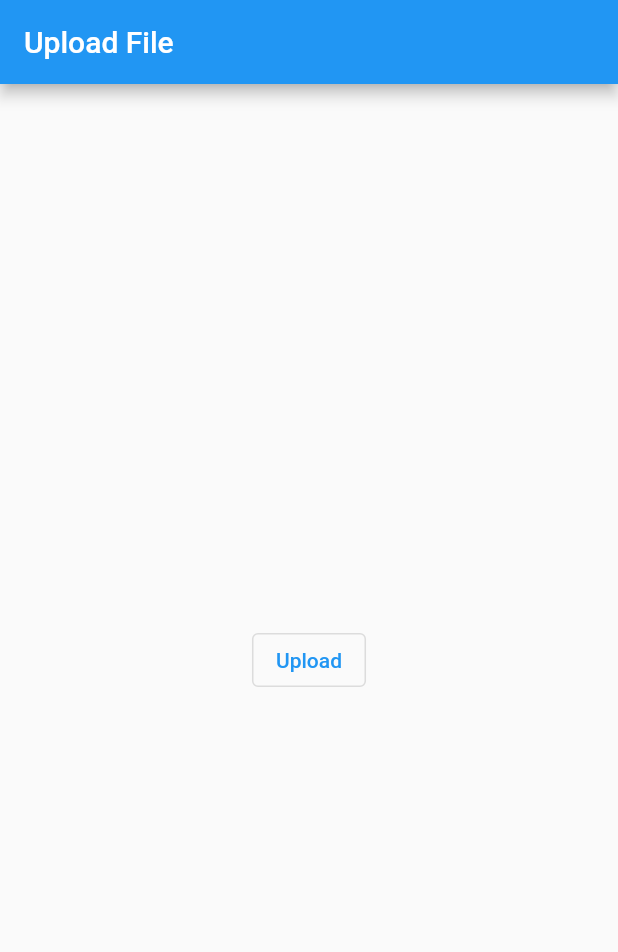
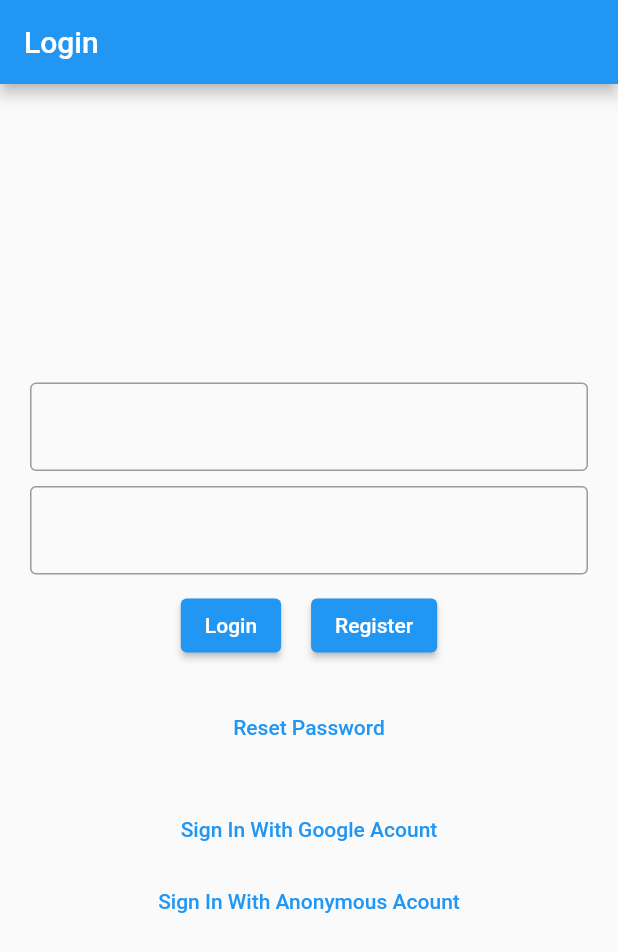
Before and after one commit to RhozyIchwanto/firebase_app, a Flutter app: the screen it shows after launch, on a phone screen of 412 x 824 dp. Shown: the top 952 px of the screen. Run offline on Flutter 3.47's test engine with Material 2 defaults, Android fonts, the phone set to English and light mode, and no system bars; our stand-ins replace cloud_firestore, file_picker, firebase_auth, firebase_core, firebase_storage, google_sign_in; missing offline and left inert: dart:html; accounts and stored records are empty.

Commit message:
Minggu ke 7. Sign With Firebase

```diff
--- a/lib/main.dart
+++ b/lib/main.dart
@@ -1,10 +1,13 @@
 import 'dart:html';
 
 import 'package:firebase_app/firebase_options.dart';
+import 'package:firebase_app/provider/auth.dart';
 import 'package:firebase_app/provider/storage.dart';
 import 'package:firebase_app/provider/users.dart';
+import 'package:firebase_app/screen/login_screen.dart';
 import 'package:firebase_app/screen/upload_screen.dart';
 import 'package:firebase_app/screen/user_screeen.dart';
+import 'package:firebase_app/screen/wrapper.dart';
 import 'package:firebase_core/firebase_core.dart';
 import 'package:flutter/material.dart';
 import 'package:provider/provider.dart';
@@ -32,8 +35,11 @@ class MyApp extends StatelessWidget {
           ChangeNotifierProvider(
             create: (context) => Storage(),
           ),
+          ChangeNotifierProvider(
+            create: (context) => Auth(),
+          ),
         ],
-        child: UploadScreen(),
+        child: Wrapper(),
       ),
     );
   }
--- /dev/null
+++ b/lib/screen/login_screen.dart
@@ -0,0 +1,112 @@
+import 'package:firebase_app/provider/auth.dart';
+import 'package:firebase_app/screen/register_page.dart';
+import 'package:firebase_app/screen/reset_password.dart';
+import 'package:flutter/material.dart';
+import 'package:flutter/src/widgets/container.dart';
+import 'package:flutter/src/widgets/framework.dart';
+import 'package:provider/provider.dart';
+
+class LoginScreen extends StatelessWidget {
+  const LoginScreen({super.key});
+
+  @override
+  Widget build(BuildContext context) {
+    TextEditingController emailC = TextEditingController();
+    TextEditingController passwordC = TextEditingController();
+    Auth auth = Provider.of<Auth>(context);
+    return Scaffold(
+      appBar: AppBar(
+        title: Text("Login"),
+      ),
+      body: Center(
+        child: Padding(
+          padding: const EdgeInsets.all(20.0),
+          child: Column(
+            mainAxisAlignment: MainAxisAlignment.center,
+            // crossAxisAlignment: CrossAxisAlignment.start,
+            children: [
+              TextField(
+                controller: emailC,
+                decoration: InputDecoration(
+                  border: OutlineInputBorder(),
+                ),
+              ),
+              SizedBox(
+                height: 10,
+              ),
+              TextField(
+                controller: passwordC,
+                decoration: InputDecoration(
+                  border: OutlineInputBorder(),
+                ),
+              ),
+              SizedBox(
+                height: 10,
+              ),
+              Row(
+                mainAxisAlignment: MainAxisAlignment.center,
+                children: [
+                  ElevatedButton(
+                    onPressed: () {
+                      auth.login(emailC.text, passwordC.text);
+                    },
+                    child: Text("Login"),
+                  ),
+                  SizedBox(
+                    width: 20,
+                  ),
+                  ElevatedButton(
+                    onPressed: () {
+                      Navigator.push(
+                        context,
+                        MaterialPageRoute(
+                          builder: (context) => ChangeNotifierProvider(
+                            create: (context) => Auth(),
+                            child: RegisterScreen(),
+                          ),
+                        ),
+                      );
+                    },
+                    child: Text("Register"),
+                  ),
+                ],
+              ),
+              SizedBox(
+                height: 20,
+              ),
+              TextButton(
+                onPressed: () {
+                  Navigator.push(
+                    context,
+                    MaterialPageRoute(
+                      builder: (context) => ChangeNotifierProvider(
+                        create: (context) => Auth(),
+                        child: ResetPassword(),
+                      ),
+                    ),
+                  );
+                },
+                child: Text("Reset Password"),
+              ),
+              SizedBox(
+                height: 20,
+              ),
+              TextButton(
+                onPressed: () {
+                  // auth.signInWithGoogle();
+                },
+                child: Text("Sign In With Google Acount"),
+              ),
+              TextButton(
+                onPressed: () {
+                  auth.signInWithAnon();
+                },
+                child: Text("Sign In With Anonymous Acount"),
+              ),
+            ],
+          ),
+        ),
+      ),
+    );
+  }
+}
--- /dev/null
+++ b/lib/screen/wrapper.dart
@@ -0,0 +1,31 @@
+import 'package:firebase_app/provider/auth.dart';
+import 'package:firebase_app/screen/login_screen.dart';
+import 'package:firebase_app/screen/user_screeen.dart';
+import 'package:firebase_auth/firebase_auth.dart';
+import 'package:flutter/material.dart';
+import 'package:flutter/src/widgets/container.dart';
+import 'package:flutter/src/widgets/framework.dart';
+import 'package:provider/provider.dart';
+
+class Wrapper extends StatelessWidget {
+  const Wrapper({super.key});
+
+  @override
+  Widget build(BuildContext context) {
+    Auth auth = Provider.of<Auth>(context);
+
+    return StreamBuilder<User?>(
+      stream: auth.changeState(),
+      builder: (context, snapshot) {
+        print(snapshot.data);
+        if (snapshot.connectionState == ConnectionState.active) {
+          return (snapshot.data != null) ? UsersScreen() : LoginScreen();
+        } else {
+          return Center(
+            child: CircularProgressIndicator(),
+          );
+        }
+      },
+    );
+  }
+}
--- a/pubspec.yaml
+++ b/pubspec.yaml
@@ -41,6 +41,8 @@ dependencies:
   provider: ^6.0.4
   file_picker: ^5.2.2
   firebase_storage: ^11.0.4
+  firebase_auth: ^4.2.4
+  google_sign_in: ^5.4.2
 
 dev_dependencies:
   flutter_test:
```
Also changed, not shown: lib/provider/auth.dart (added, +76 -0 lines), lib/screen/register_page.dart (added, +57 -0 lines), lib/screen/reset_password.dart (added, +48 -0 lines), lib/screen/user_screeen.dart (+10 -0 lines), pubspec.lock, 1 other file.
